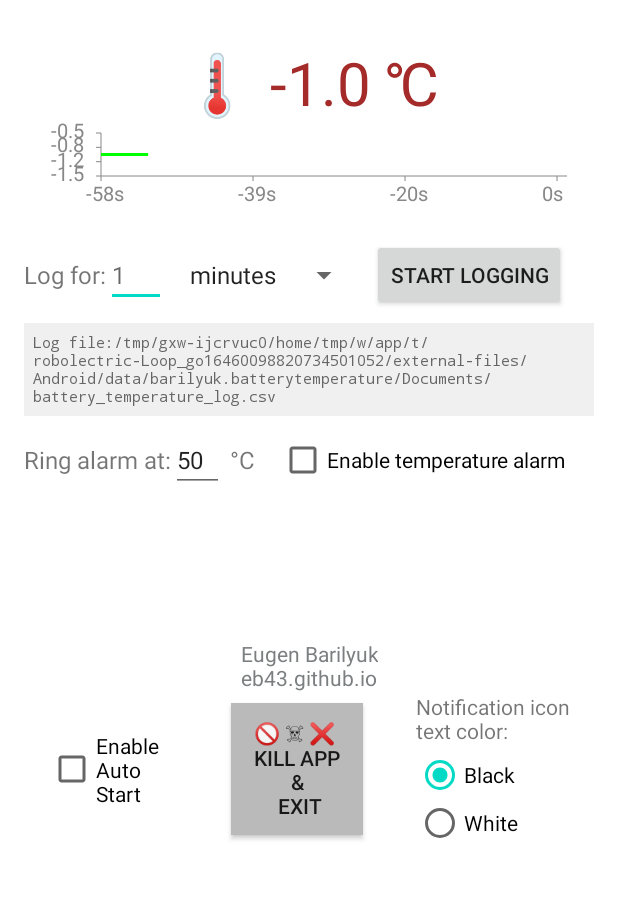
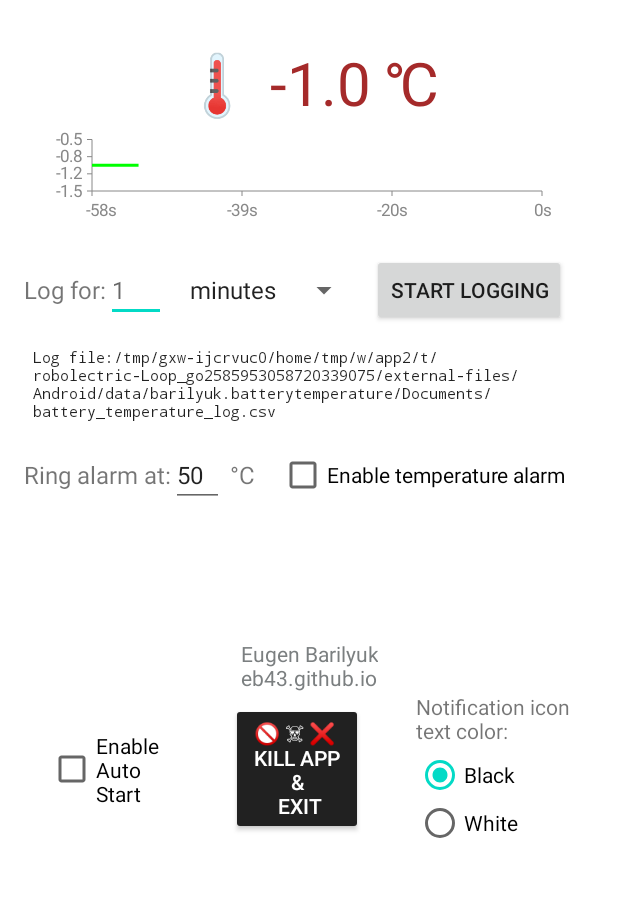
Before and after one commit to Eb43/batterytemperature, an Android app: the screen it shows after launch (MainActivity), on a phone screen of 412 x 824 dp, the part 242-1142 px from its top. Run offline under Robolectric (Android 15) with nearby library versions, the phone set to English and light mode, and no system bars.

Commit message:
Add files via upload

```diff
--- a/batterytemperature/app/src/main/java/barilyuk/batterytemperature/BatteryTempService.java
+++ b/batterytemperature/app/src/main/java/barilyuk/batterytemperature/BatteryTempService.java
@@ -24,6 +24,8 @@ import android.view.WindowInsetsController;
 import android.view.WindowManager;
 import android.widget.RemoteViews;
 import android.content.SharedPreferences;
+import androidx.core.app.NotificationCompat;
+import android.app.UiModeManager;
 
 import java.io.File;
 import java.io.FileWriter;
@@ -209,11 +211,19 @@ public class BatteryTempService extends Service {
         boolean isRadioChosenBlack = prefs.getBoolean(RADIO_CHOSEN_BLACK_KEY, true); // Default to true if not set
         int TEXT_COLOR = isRadioChosenBlack ? Color.BLACK : Color.WHITE;
 
+
+        UiModeManager uiModeManager = (UiModeManager) getSystemService(Context.UI_MODE_SERVICE);
+        boolean isDarkMode = (uiModeManager.getNightMode() == UiModeManager.MODE_NIGHT_YES
+                || uiModeManager.getNightMode() == UiModeManager.MODE_NIGHT_AUTO);
+
         RemoteViews notificationExpandedLayout = new RemoteViews(getPackageName(), R.layout.notification_expanded);
         notificationExpandedLayout.setTextViewText(R.id.notification_text_expanded, getString(R.string.battery_temp_with_value, temperatureText));
+        if (isDarkMode) notificationExpandedLayout.setTextColor(R.id.notification_text_expanded, Color.WHITE);
 
         RemoteViews notificationLayout = new RemoteViews(getPackageName(), R.layout.notification);
         notificationLayout.setTextViewText(R.id.notification_text, getCurrentBatteryTemperature() + " ℃ ");
+        if (isDarkMode) notificationLayout.setTextColor(R.id.notification_text, Color.WHITE);
+
 
         Intent notificationIntent = new Intent(this, MainActivity.class);
         PendingIntent pendingIntent = PendingIntent.getActivity(this, 0, notificationIntent, PendingIntent.FLAG_UPDATE_CURRENT | PendingIntent.FLAG_IMMUTABLE);
@@ -433,11 +443,11 @@ public class BatteryTempService extends Service {
         stopAlarmIntent.setAction("STOP_ALARM");
         PendingIntent stopPendingIntent = PendingIntent.getService(this, 0, stopAlarmIntent, PendingIntent.FLAG_UPDATE_CURRENT | PendingIntent.FLAG_IMMUTABLE);
 
-        Notification alarmNotification = new Notification.Builder(this, "ALARM_CHANNEL")
+        Notification alarmNotification = new NotificationCompat.Builder(this, "ALARM_CHANNEL")
                 .setContentTitle(getString(R.string.temperature_alarm_title))
                 .setContentText(getString(R.string.temperature_alarm_text, currentTemp, threshold))
                 .setSmallIcon(android.R.drawable.ic_dialog_alert)
-                .setPriority(Notification.PRIORITY_HIGH)
+                .setPriority(NotificationCompat.PRIORITY_HIGH)
                 .setAutoCancel(true)
                 .addAction(android.R.drawable.ic_media_pause, getString(R.string.stop_alarm), stopPendingIntent)
                 .build();
--- a/batterytemperature/app/src/main/java/barilyuk/batterytemperature/RollingChartView.java
+++ b/batterytemperature/app/src/main/java/barilyuk/batterytemperature/RollingChartView.java
@@ -32,7 +32,9 @@ public class RollingChartView extends View {
         axisPaint.setStrokeWidth(1f);
 
         textPaint.setColor(0xFF888888);
-        textPaint.setTextSize(20f);
+        // scale text size according to screen density (DPI)
+        float scaledSize = 20f * context.getResources().getDisplayMetrics().scaledDensity* 0.55f;
+        textPaint.setTextSize(scaledSize);
     }
 
     public void addValue(float value) {
@@ -63,14 +65,18 @@ public class RollingChartView extends View {
 
         float w = getWidth();
         float h = getHeight();
-        float dx = (w - 60) / (maxPoints - 1); // leave space for Y labels
-        float chartLeft = 50f;
-        float chartBottom = h - 30f; // leave space for X labels
-        float chartTop = 10f;
+        float yLabelMaxWidth = textPaint.measureText(String.format("%.1f", maxY)); // estimate widest Y label
+
+        float chartLeft = getPaddingLeft() + yLabelMaxWidth + 15f;   // more space for Y labels
+        float chartRight = getWidth() - getPaddingRight() - 25f;     // leave room for last X label
+        float chartBottom = getHeight() - getPaddingBottom() - 30f;  // space for X labels
+        float chartTop = getPaddingTop() + textPaint.getTextSize();  // space for top Y label
+
+        float dx = (chartRight - chartLeft) / (maxPoints - 1);
 
         // --- draw axes ---
         canvas.drawLine(chartLeft, chartTop, chartLeft, chartBottom, axisPaint); // Y axis
-        canvas.drawLine(chartLeft, chartBottom, w, chartBottom, axisPaint); // X axis
+        canvas.drawLine(chartLeft, chartBottom, chartRight, chartBottom, axisPaint); // X axis
 
         // --- Y axis ticks ---
         int yTicks = 3;
@@ -79,17 +85,19 @@ public class RollingChartView extends View {
             float yVal = maxY - frac * (maxY - minY);
             float y = chartTop + frac * (chartBottom - chartTop);
             canvas.drawLine(chartLeft - 5, y, chartLeft, y, axisPaint);
-            canvas.drawText(String.format("%.1f", yVal), 0, y + 5, textPaint);
+            canvas.drawText(String.format("%.1f", yVal), chartLeft - 10f - textPaint.measureText(String.format("%.1f", yVal)), y + textPaint.getTextSize() / 3, textPaint);
         }
 
         // --- X axis ticks (time, seconds ago) ---
         int xTicks = 3;
         for (int i = 0; i <= xTicks; i++) {
             float frac = i / (float) xTicks;
-            float x = chartLeft + frac * (w - chartLeft - 10);
+            float x = chartLeft + frac * (chartRight - chartLeft);
             int secondsAgo = -(maxPoints - 1) * updateInterval + (int)(frac * (maxPoints - 1) * updateInterval);
             canvas.drawLine(x, chartBottom, x, chartBottom + 5, axisPaint);
-            canvas.drawText(secondsAgo + "s", x - 15, h - 5, textPaint);
+            float labelWidth = textPaint.measureText(secondsAgo + "s");
+            float xOffset = (i == 0) ? labelWidth * 0.3f : 0f; // nudge first label slightly right
+            canvas.drawText(secondsAgo + "s", x - labelWidth / 2 + xOffset, h - 5, textPaint);
         }
 
         // --- draw temperature line ---
--- a/batterytemperature/app/src/main/res/layout/activity_main.xml
+++ b/batterytemperature/app/src/main/res/layout/activity_main.xml
@@ -71,7 +71,7 @@
     <barilyuk.batterytemperature.RollingChartView
         android:id="@+id/tempChart"
         android:layout_width="344dp"
-        android:layout_height="55dp"
+        android:layout_height="65dp"
         app:layout_constraintEnd_toEndOf="parent"
         app:layout_constraintStart_toStartOf="parent"
         app:layout_constraintTop_toBottomOf="@+id/temperatureTextView" />
@@ -121,11 +121,11 @@
         android:layout_width="match_parent"
         android:layout_height="wrap_content"
         android:layout_marginTop="8dp"
-        android:background="#F0F0F0"
+        android:background="?android:attr/colorBackground"
         android:fontFamily="monospace"
         android:padding="6dp"
         android:text="@string/logfilepath"
-        android:textColor="#666666"
+        android:textColor="?android:attr/textColorPrimary"
         android:textSize="10sp"
         android:clickable="true"
         android:focusable="true"
@@ -220,7 +220,8 @@
             android:autoSizeMaxTextSize="27sp"
             android:autoSizeMinTextSize="8sp"
             android:autoSizeTextType="uniform"
-            android:background="#BABABA"
+            android:backgroundTint="?attr/colorPrimary"
+            android:textColor="?attr/colorOnPrimary"
             android:layoutDirection="inherit"
             android:padding="10dp"
             android:paddingStart="10dp"
--- a/batterytemperature/app/src/main/res/layout/notification_expanded.xml
+++ b/batterytemperature/app/src/main/res/layout/notification_expanded.xml
@@ -12,7 +12,7 @@
         android:layout_width="wrap_content"
         android:layout_height="wrap_content"
         android:text="Battery Voltage: 0.0 V"
-        android:textColor="@android:color/black"
+        android:textColor="?android:attr/textColorPrimary"
         android:textSize="18sp"
         android:paddingTop="5dp"
         android:paddingBottom="5dp" />
```
